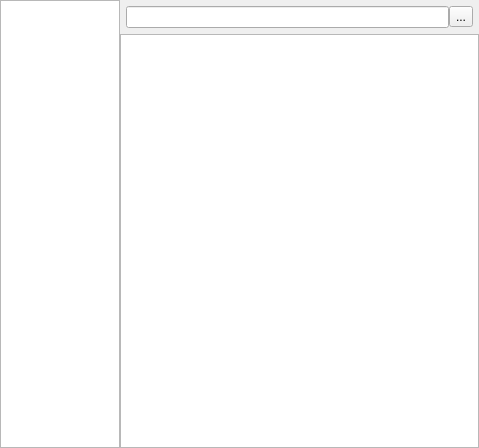
Qt form src/notesform.ui (graninas/WhiteLightNotes) before a commit.
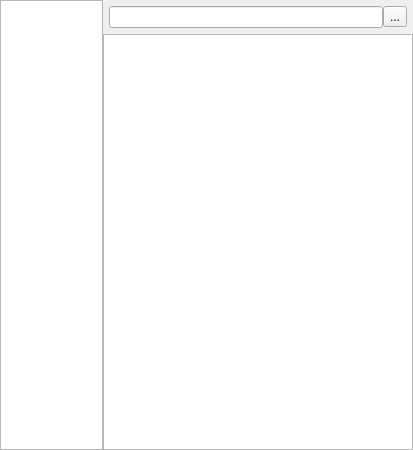
The same form after that commit. Icons and pictures are not drawn.

Patch:
```diff
--- a/src/notesform.ui
+++ b/src/notesform.ui
@@ -6,8 +6,8 @@
    <rect>
     <x>0</x>
     <y>0</y>
-    <width>479</width>
-    <height>448</height>
+    <width>413</width>
+    <height>450</height>
    </rect>
   </property>
   <property name="windowTitle">
@@ -62,7 +62,11 @@
        </layout>
       </item>
       <item>
-       <widget class="QListWidget" name="lw_NotesFormList"/>
+       <widget class="QListView" name="lv_NotesList">
+        <property name="wordWrap">
+         <bool>true</bool>
+        </property>
+       </widget>
       </item>
      </layout>
     </item>
```
Left out of the diff: 32 changed lines with no effect on the pictures.
